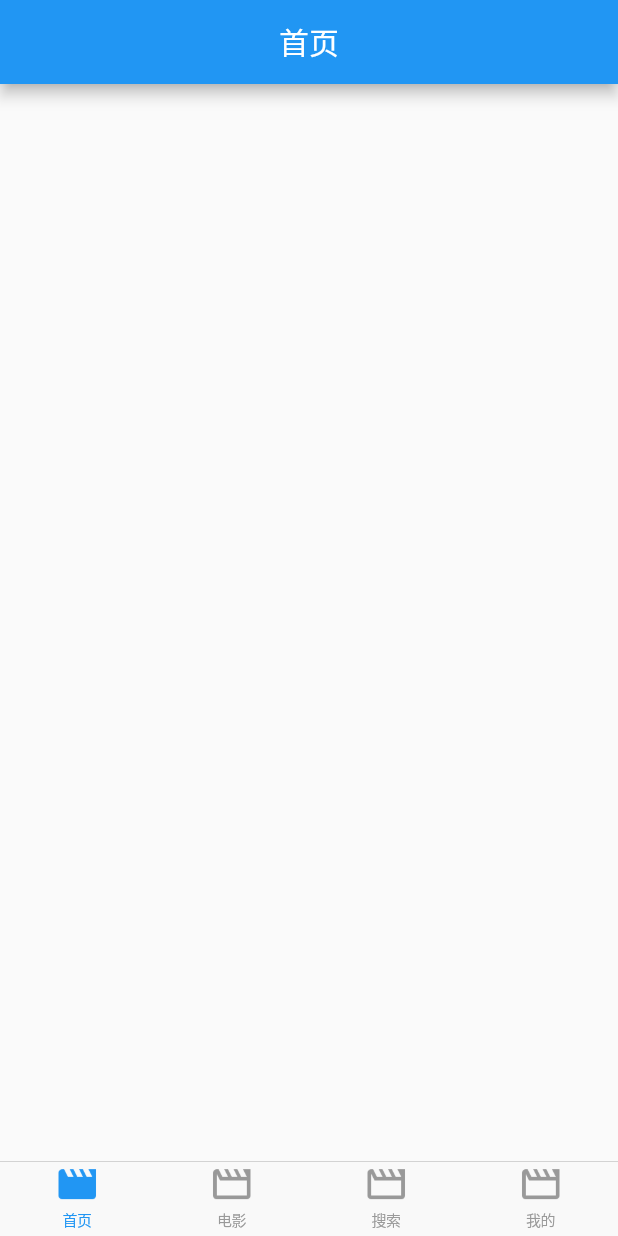
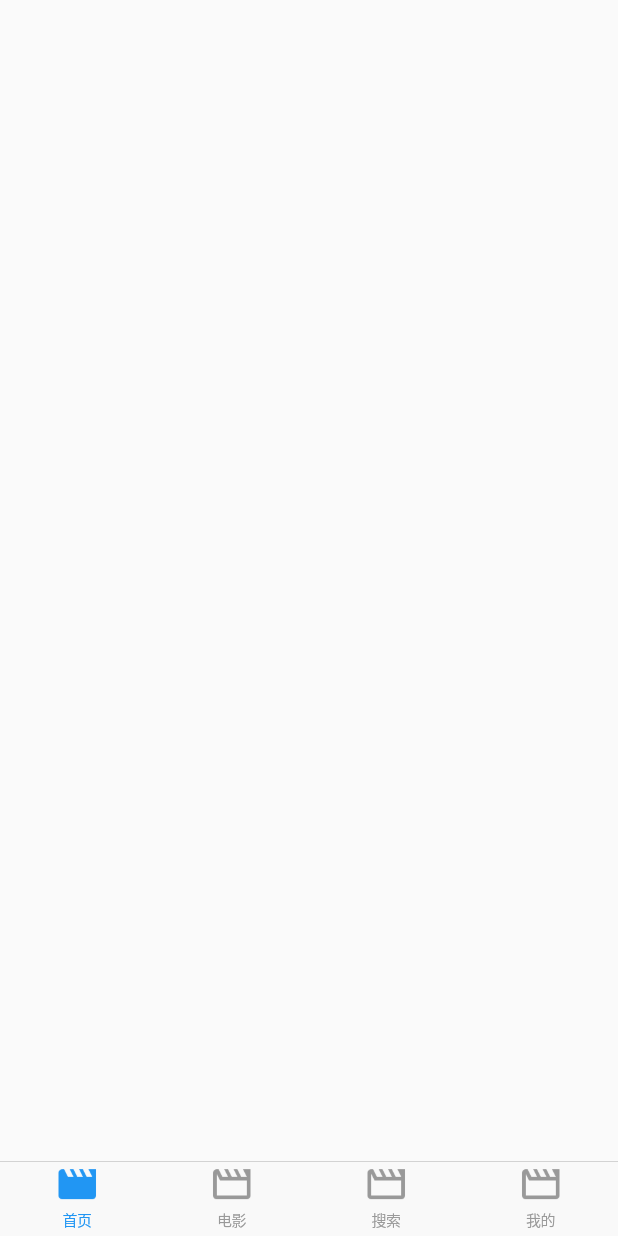
Before and after one commit to xialisuper/flutter_movie, a Flutter app: the screen it shows after launch, on a phone screen of 412 x 824 dp. Run offline on Flutter 3.47's test engine with Material 2 defaults, Android fonts, the phone set to English and light mode, and no system bars; our stand-ins replace get.

Commit message:
配置首页需要的模块

```diff
--- a/lib/app/modules/home/views/home_view.dart
+++ b/lib/app/modules/home/views/home_view.dart
@@ -6,13 +6,18 @@ import 'package:get/get.dart';
 class HomeView extends GetView<HomeController> {
   @override
   Widget build(BuildContext context) {
-    final HomeController c = Get.put(HomeController());
+    // final HomeController c = Get.put(HomeController());
+    //正在热映  即将上映
+    //最近热门电影  热门,最新,豆瓣高分...
 
-    return Scaffold(
-      appBar: AppBar(
-        title: Text('首页'),
-        centerTitle: true,
-      ),
-    );
+    //最近热门电视剧 热门,国产剧,美剧,日剧...
+
+    //热门推荐
+
+    //最受欢迎影评 更多热门影评,新片影评
+
+    //广告
+
+    return Scaffold();
   }
 }
```
